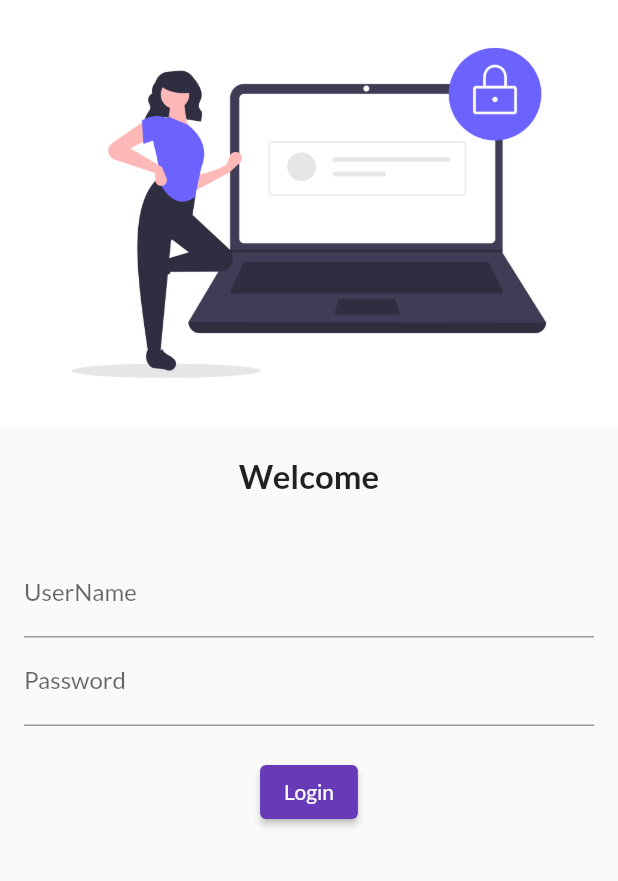
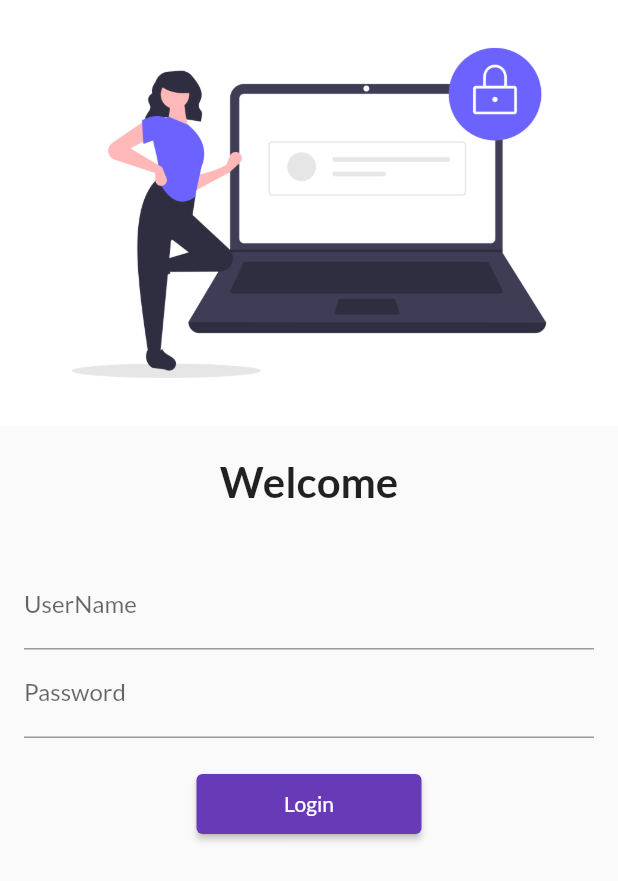
Before and after one commit to cyblogerz/Online-store-app, a Flutter app: the screen it shows after launch, on a phone screen of 412 x 824 dp. Shown: the top 881 px of the screen. Run offline on Flutter 3.47's test engine with Material 2 defaults, Android fonts, the phone set to English and light mode, and no system bars; our stand-ins replace google_fonts.

```diff
--- a/lib/screens/loginpage.dart
+++ b/lib/screens/loginpage.dart
@@ -1,10 +1,13 @@
 import 'package:flutter/material.dart';
+import 'package:flutter_catalog/utils/routes.dart';
 
 class LoginPage extends StatelessWidget {
   @override
   Widget build(BuildContext context) {
     return Scaffold(
-        body: Column(
+        body: SingleChildScrollView(
+      // this can fix overlow in smaller devices
+      child: Column(
         children: <Widget>[
           Image.asset(
             'images/login_image.png',
@@ -16,7 +19,7 @@ class LoginPage extends StatelessWidget {
           Text(
             'Welcome',
             style: TextStyle(
-            fontSize: 22,
+              fontSize: 28,
               fontWeight: FontWeight.bold,
             ),
           ),
@@ -40,14 +43,16 @@ class LoginPage extends StatelessWidget {
                   height: 20.0,
                 ),
                 ElevatedButton(
+                    style: ElevatedButton.styleFrom(minimumSize: Size(150, 40)),
                     onPressed: () {
-                    Navigator.pushNamed(context, '/home');
+                      Navigator.pushNamed(context, MyRoutes.homeroute);
                     },
                     child: Text('Login'))
               ],
             ),
           ),
         ],
+      ),
     ));
   }
 }
```
Lines whose indentation alone changed are shown as unchanged.
